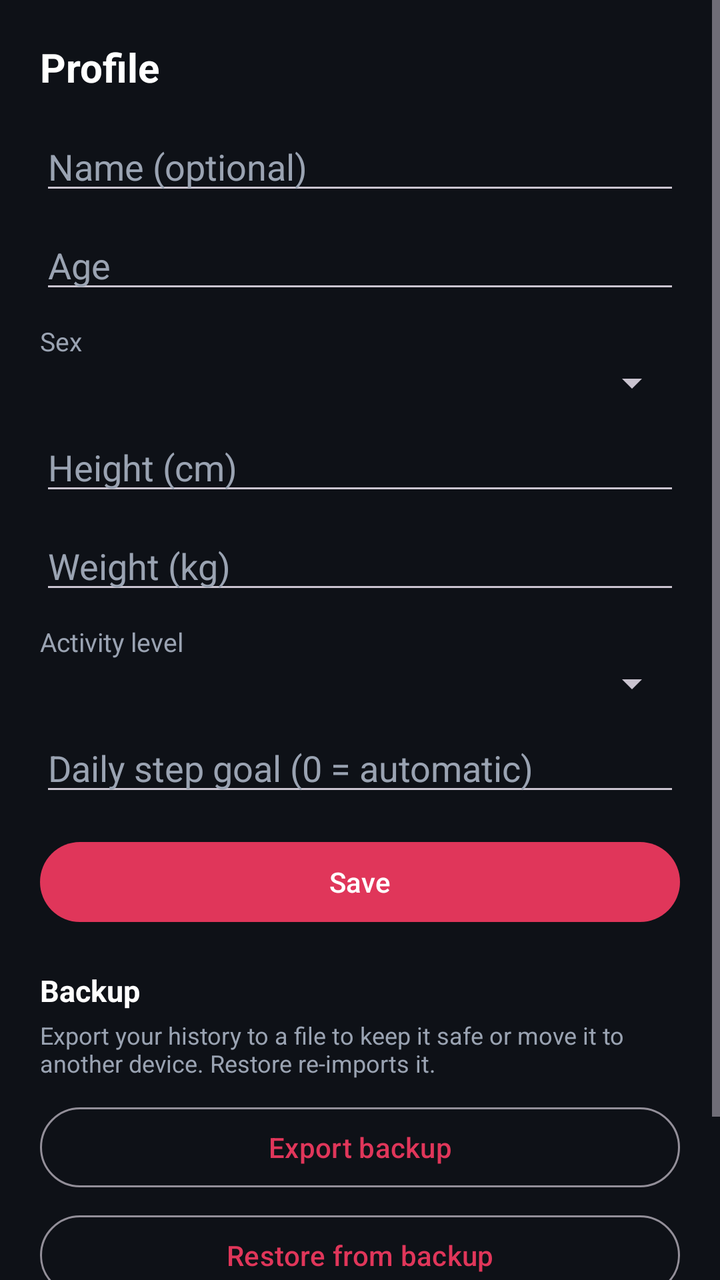
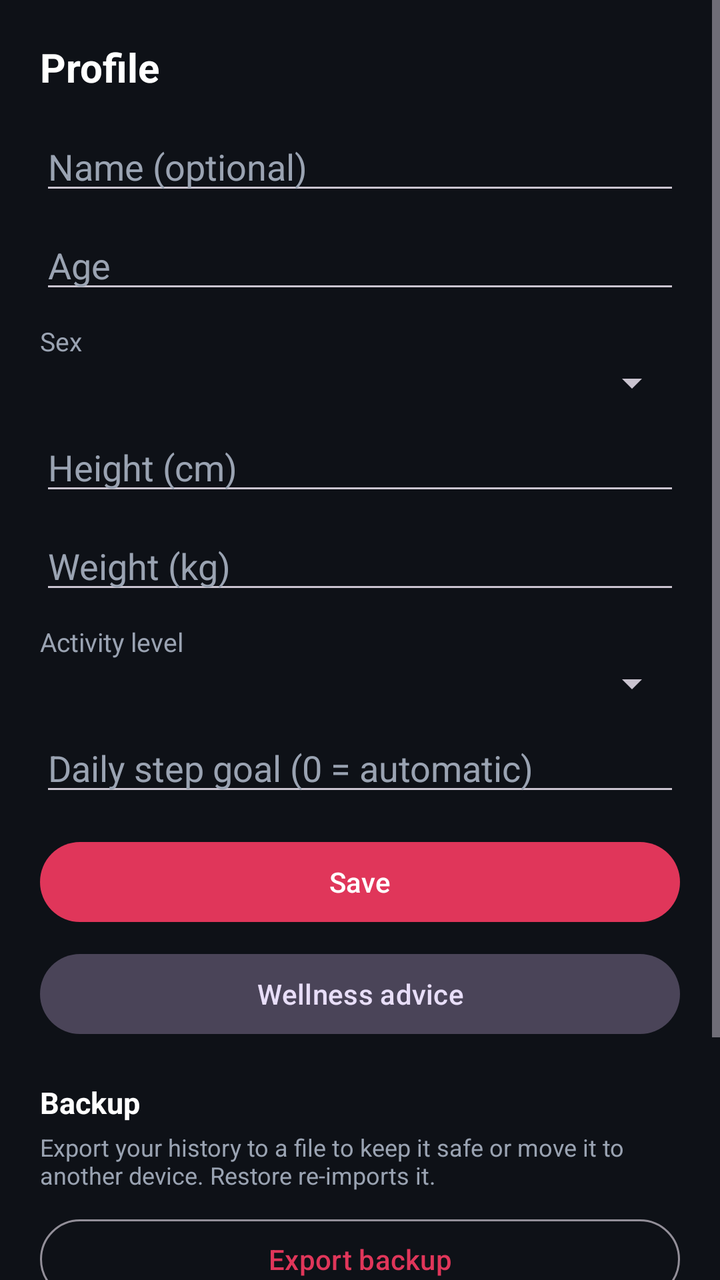

An Android layout rendered at two revisions. The XML below is the earlier revision; the diff shows what the commit changed to produce the second picture.
<!-- AndroidManifest.xml: application theme Theme.HealthMonitor -->
<!-- res/layout/fragment_profile.xml -->
<?xml version="1.0" encoding="utf-8"?>
<ScrollView xmlns:android="http://schemas.android.com/apk/res/android"
    xmlns:app="http://schemas.android.com/apk/res-auto"
    android:layout_width="match_parent"
    android:layout_height="match_parent"
    android:fillViewport="true">

    <LinearLayout
        android:layout_width="match_parent"
        android:layout_height="wrap_content"
        android:orientation="vertical"
        android:padding="20dp">

        <TextView
            android:layout_width="wrap_content"
            android:layout_height="wrap_content"
            android:text="@string/profile_title"
            android:textColor="@color/text_primary"
            android:textSize="20sp"
            android:textStyle="bold" />

        <EditText
            android:id="@+id/edtName"
            android:layout_width="match_parent"
            android:layout_height="wrap_content"
            android:layout_marginTop="14dp"
            android:hint="@string/name_optional"
            android:inputType="text"
            android:textColor="@color/text_primary"
            android:textColorHint="@color/text_secondary" />

        <EditText
            android:id="@+id/edtAge"
            android:layout_width="match_parent"
            android:layout_height="wrap_content"
            android:layout_marginTop="8dp"
            android:hint="@string/age"
            android:inputType="number"
            android:textColor="@color/text_primary"
            android:textColorHint="@color/text_secondary" />

        <TextView
            android:layout_width="wrap_content"
            android:layout_height="wrap_content"
            android:layout_marginTop="10dp"
            android:text="@string/sex"
            android:textColor="@color/text_secondary"
            android:textSize="13sp" />

        <Spinner
            android:id="@+id/spinnerSex"
            android:layout_width="match_parent"
            android:layout_height="wrap_content" />

        <EditText
            android:id="@+id/edtHeight"
            android:layout_width="match_parent"
            android:layout_height="wrap_content"
            android:layout_marginTop="8dp"
            android:hint="@string/height_cm"
            android:inputType="numberDecimal"
            android:textColor="@color/text_primary"
            android:textColorHint="@color/text_secondary" />

        <EditText
            android:id="@+id/edtWeight"
            android:layout_width="match_parent"
            android:layout_height="wrap_content"
            android:layout_marginTop="8dp"
            android:hint="@string/weight_kg"
            android:inputType="numberDecimal"
            android:textColor="@color/text_primary"
            android:textColorHint="@color/text_secondary" />

        <TextView
            android:layout_width="wrap_content"
            android:layout_height="wrap_content"
            android:layout_marginTop="10dp"
            android:text="@string/activity_level"
            android:textColor="@color/text_secondary"
            android:textSize="13sp" />

        <Spinner
            android:id="@+id/spinnerActivity"
            android:layout_width="match_parent"
            android:layout_height="wrap_content" />

        <EditText
            android:id="@+id/edtGoal"
            android:layout_width="match_parent"
            android:layout_height="wrap_content"
            android:layout_marginTop="8dp"
            android:hint="@string/custom_goal"
            android:inputType="number"
            android:textColor="@color/text_primary"
            android:textColorHint="@color/text_secondary" />

        <com.google.android.material.button.MaterialButton
            android:id="@+id/btnSave"
            android:layout_width="match_parent"
            android:layout_height="wrap_content"
            android:layout_marginTop="14dp"
            android:text="@string/save"
            app:cornerRadius="24dp" />

        <TextView
            android:layout_width="wrap_content"
            android:layout_height="wrap_content"
            android:layout_marginTop="20dp"
            android:text="@string/backup_title"
            android:textColor="@color/text_primary"
            android:textSize="15sp"
            android:textStyle="bold" />

        <TextView
            android:layout_width="match_parent"
            android:layout_height="wrap_content"
            android:layout_marginTop="4dp"
            android:text="@string/backup_hint"
            android:textColor="@color/text_secondary"
            android:textSize="12sp" />

        <com.google.android.material.button.MaterialButton
            android:id="@+id/btnExport"
            style="@style/Widget.Material3.Button.OutlinedButton"
            android:layout_width="match_parent"
            android:layout_height="wrap_content"
            android:layout_marginTop="10dp"
            android:text="@string/btn_export_backup"
            app:cornerRadius="24dp" />

        <com.google.android.material.button.MaterialButton
            android:id="@+id/btnImport"
            style="@style/Widget.Material3.Button.OutlinedButton"
            android:layout_width="match_parent"
            android:layout_height="wrap_content"
            android:layout_marginTop="6dp"
            android:text="@string/btn_import_backup"
            app:cornerRadius="24dp" />

        <TextView
            android:layout_width="wrap_content"
            android:layout_height="wrap_content"
            android:layout_marginTop="18dp"
            android:text="@string/targets_preview"
            android:textColor="@color/text_primary"
            android:textSize="15sp"
            android:textStyle="bold" />

        <TextView
            android:id="@+id/txtTargetsPreview"
            android:layout_width="match_parent"
            android:layout_height="wrap_content"
            android:layout_marginTop="6dp"
            android:lineSpacingExtra="4dp"
            android:textColor="@color/text_secondary"
            android:textSize="13sp" />

    </LinearLayout>
</ScrollView>
<!-- resources referenced by this layout -->
<resources>
  <color name="text_primary">#FFFFFF</color>
  <color name="text_secondary">#9AA3B2</color>
  <string name="activity_level">Activity level</string>
  <string name="age">Age</string>
  <string name="backup_hint">Export your history to a file to keep it safe or move it to another device. Restore re-imports it.</string>
  <string name="backup_title">Backup</string>
  <string name="btn_export_backup">Export backup</string>
  <string name="btn_import_backup">Restore from backup</string>
  <string name="custom_goal">Daily step goal (0 = automatic)</string>
  <string name="height_cm">Height (cm)</string>
  <string name="name_optional">Name (optional)</string>
  <string name="profile_title">Profile</string>
  <string name="save">Save</string>
  <string name="sex">Sex</string>
  <string name="targets_preview">Targets preview</string>
  <string name="weight_kg">Weight (kg)</string>
  <style name="Theme.HealthMonitor" parent="Theme.Material3.Dark.NoActionBar">
          <item name="colorPrimary">@color/primary</item>
          <item name="colorOnPrimary">#FFFFFF</item>
          <item name="colorSecondary">@color/accent</item>
          <item name="colorOnSecondary">#FFFFFF</item>
          <item name="android:colorBackground">@color/bg</item>
          <item name="colorSurface">@color/surface</item>
          <item name="colorOnSurface">@color/text_primary</item>
          <item name="colorOnBackground">@color/text_primary</item>
          <item name="android:statusBarColor">@color/bg</item>
          <item name="android:navigationBarColor">@color/bg</item>
      </style>
  <color name="primary">#E0365A</color>
  <color name="accent">#36A0E0</color>
  <color name="bg">#0E1117</color>
  <color name="surface">#1A1F2A</color>
</resources>

<!-- the commit's change to res/layout/fragment_profile.xml (unified diff, before → after) -->
@@ -103,6 +103,15 @@
             android:text="@string/save"
             app:cornerRadius="24dp" />
 
+        <com.google.android.material.button.MaterialButton
+            android:id="@+id/btnAdvice"
+            style="@style/Widget.Material3.Button.TonalButton"
+            android:layout_width="match_parent"
+            android:layout_height="wrap_content"
+            android:layout_marginTop="8dp"
+            android:text="@string/btn_wellness_advice"
+            app:cornerRadius="24dp" />
+
         <TextView
             android:layout_width="wrap_content"
             android:layout_height="wrap_content"
<!-- resource entries referenced after the edit -->
@@ -8,6 +8,7 @@
   <string name="backup_title">Backup</string>
   <string name="btn_export_backup">Export backup</string>
   <string name="btn_import_backup">Restore from backup</string>
+  <string name="btn_wellness_advice">Wellness advice</string>
   <string name="custom_goal">Daily step goal (0 = automatic)</string>
   <string name="height_cm">Height (cm)</string>
   <string name="name_optional">Name (optional)</string>
